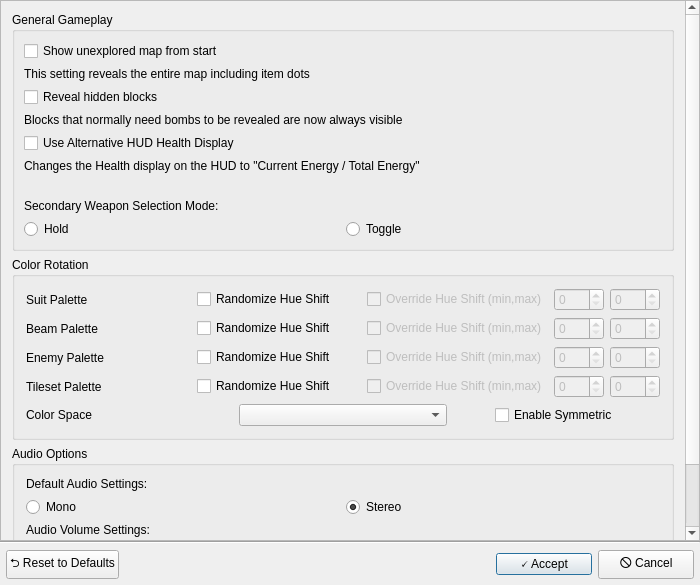
randovania/randovania, file randovania/games/fusion/gui/ui_files/fusion_cosmetic_patches_dialog.ui: the form before one commit.
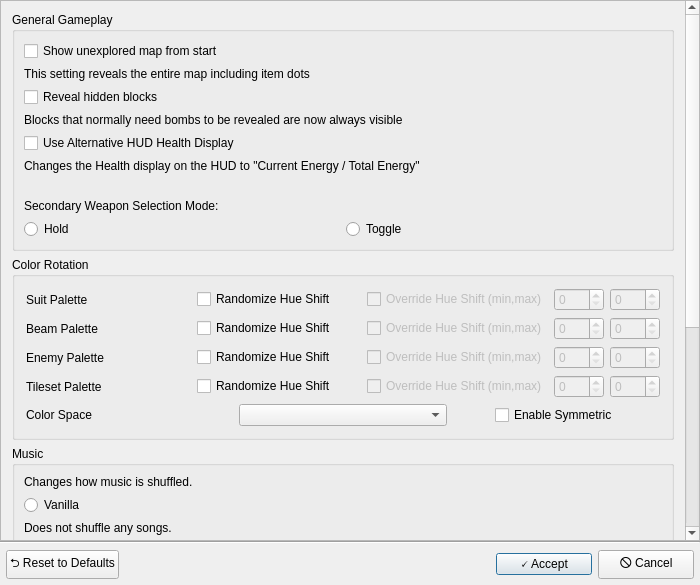
The form after the commit.

Commit message: Create music shuffle dictionary, music mode, and music shuffle ui

```diff
--- a/randovania/games/fusion/gui/ui_files/fusion_cosmetic_patches_dialog.ui
+++ b/randovania/games/fusion/gui/ui_files/fusion_cosmetic_patches_dialog.ui
@@ -38,9 +38,9 @@
       <property name="geometry">
        <rect>
         <x>0</x>
-        <y>0</y>
-        <width>684</width>
-        <height>708</height>
+        <y>-322</y>
+        <width>681</width>
+        <height>882</height>
        </rect>
       </property>
       <layout class="QVBoxLayout" name="verticalLayout">
@@ -509,6 +509,82 @@
          </layout>
         </widget>
        </item>
+       <item>
+        <widget class="QGroupBox" name="verticalGroupBox">
+         <property name="title">
+          <string>Music</string>
+         </property>
+         <layout class="QVBoxLayout" name="music_shuffle_box">
+          <property name="leftMargin">
+           <number>9</number>
+          </property>
+          <property name="topMargin">
+           <number>9</number>
+          </property>
+          <property name="rightMargin">
+           <number>9</number>
+          </property>
+          <property name="bottomMargin">
+           <number>9</number>
+          </property>
+          <item>
+           <widget class="QLabel" name="music_sub_label">
+            <property name="text">
+             <string>Changes how music is shuffled.</string>
+            </property>
+            <property name="alignment">
+             <set>Qt::AlignmentFlag::AlignLeading|Qt::AlignmentFlag::AlignLeft|Qt::AlignmentFlag::AlignVCenter</set>
+            </property>
+           </widget>
+          </item>
+          <item>
+           <widget class="QRadioButton" name="vanilla_button">
+            <property name="text">
+             <string>Vanilla</string>
+            </property>
+           </widget>
+          </item>
+          <item>
+           <widget class="QLabel" name="label">
+            <property name="text">
+             <string>Does not shuffle any songs.</string>
+            </property>
+           </widget>
+          </item>
+          <item>
+           <widget class="QRadioButton" name="type_button">
+            <property name="text">
+             <string>Per Type</string>
+            </property>
+           </widget>
+          </item>
+          <item>
+           <widget class="QLabel" name="label_2">
+            <property name="text">
+             <string>Only shuffles songs within certain types, those being &quot;boss&quot;, &quot;exploration&quot;, &quot;jingle&quot;, and &quot;short&quot;. This ensures you won't be hearing any boss music while trying to explore an area. Certain songs, such as the Credits song, are exempt from shuffling.</string>
+            </property>
+            <property name="wordWrap">
+             <bool>true</bool>
+            </property>
+           </widget>
+          </item>
+          <item>
+           <widget class="QRadioButton" name="full_button">
+            <property name="text">
+             <string>Full Random</string>
+            </property>
+           </widget>
+          </item>
+          <item>
+           <widget class="QLabel" name="label_3">
+            <property name="text">
+             <string>Will shuffle all songs. Certain songs, such as the Credits song, are exempt from shuffling.</string>
+            </property>
+           </widget>
+          </item>
+         </layout>
+        </widget>
+       </item>
        <item>
         <widget class="QGroupBox" name="audio_box">
          <property name="title">
```
The commit also changes 3 other files.
